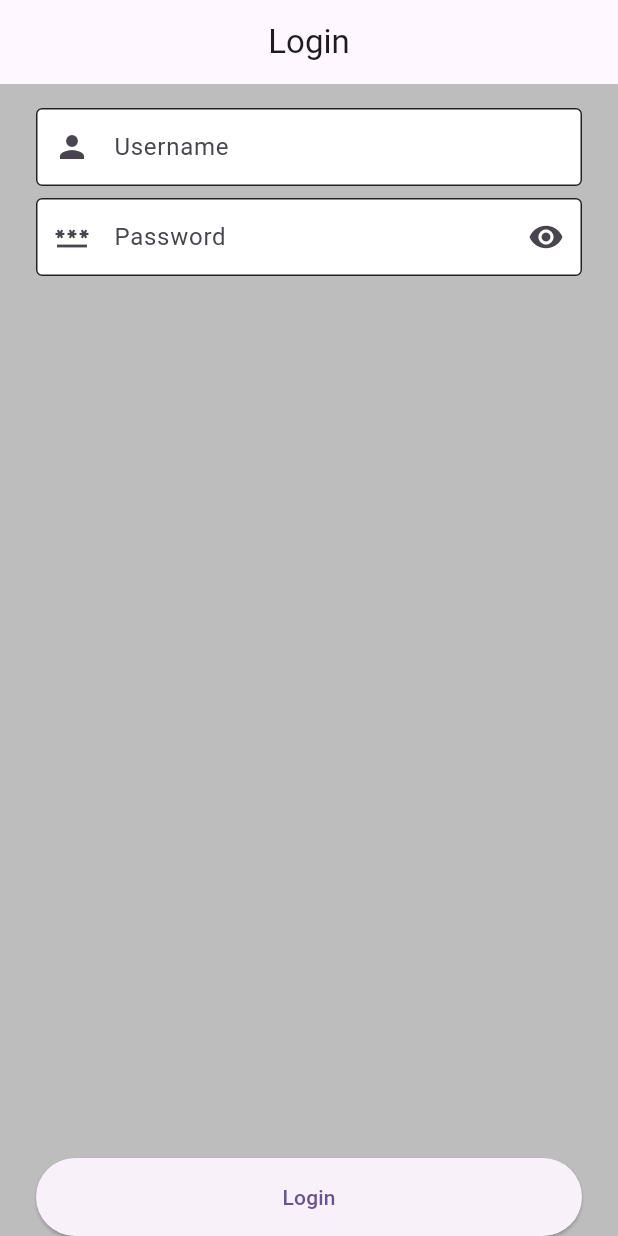
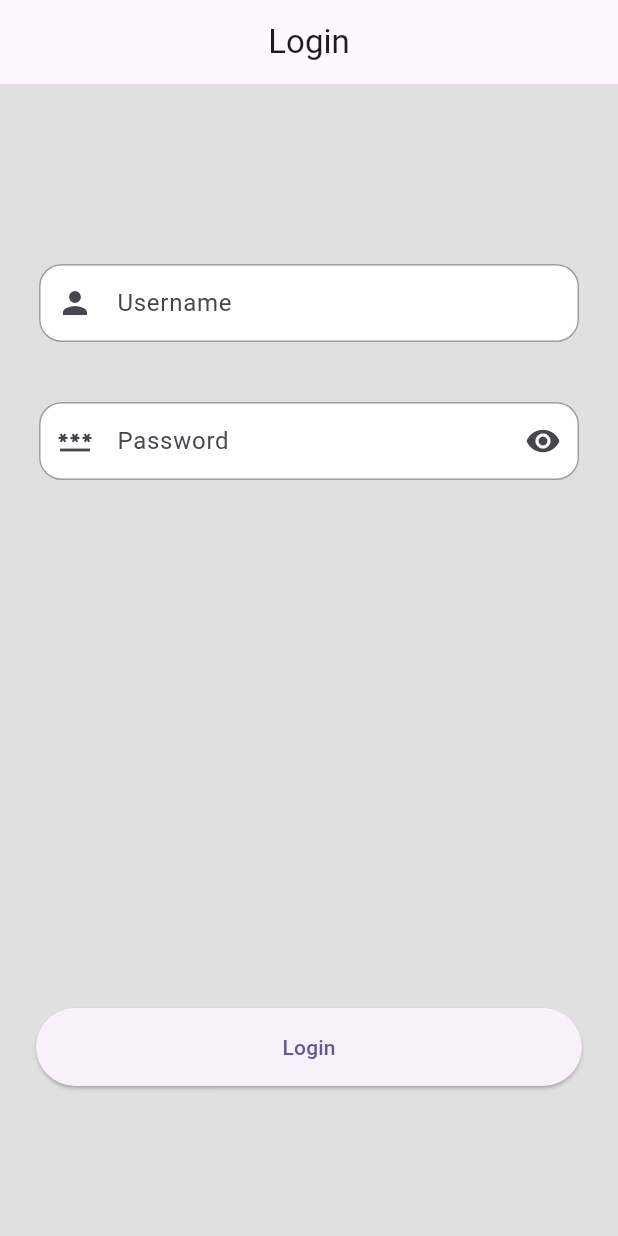
Before and after one commit to isiisiisi/MAD3-Submission-1--Isidro-Masong-Riconalla, a Flutter app: the screen it shows after launch, on a phone screen of 412 x 824 dp. Run offline on Flutter 3.47's test engine with Material 3 defaults, Android fonts, the phone set to English and light mode, and no system bars; our stand-ins replace flutter_secure_storage, flutter_spinkit, form_field_validator, get_it, go_router.

Commit message:
updated login ui

```diff
--- a/lib/src/screens/auth/login.screen.dart
+++ b/lib/src/screens/auth/login.screen.dart
@@ -42,7 +42,7 @@ class _LoginScreenState extends State<LoginScreen> {
   @override
   Widget build(BuildContext context) {
     return Scaffold(
-      backgroundColor: Colors.grey[400],
+      backgroundColor: Colors.grey[300],
       appBar: AppBar(
         centerTitle: true,
         automaticallyImplyLeading: false,
@@ -50,7 +50,7 @@ class _LoginScreenState extends State<LoginScreen> {
       ),
       bottomNavigationBar: SafeArea(
         child: Container(
-          margin: const EdgeInsets.symmetric(horizontal: 24),
+          margin: const EdgeInsets.symmetric(horizontal: 24, vertical: 100),
           height: 52,
           child: ElevatedButton(
             onPressed: () {
@@ -62,7 +62,7 @@ class _LoginScreenState extends State<LoginScreen> {
       ),
       body: SafeArea(
         child: Container(
-          padding: const EdgeInsets.symmetric(horizontal: 24, vertical: 16),
+          padding: const EdgeInsets.symmetric(horizontal: 26, vertical: 120),
           child: Form(
             key: formKey,
             child: Column(
@@ -90,7 +90,7 @@ class _LoginScreenState extends State<LoginScreen> {
                   ),
                 ),
                 const SizedBox(
-                  height: 8,
+                  height: 40,
                 ),
                 Flexible(
                   child: TextFormField(
@@ -123,7 +123,7 @@ class _LoginScreenState extends State<LoginScreen> {
                       MaxLengthValidator(128,
                           errorText: "Password cannot exceed 72 characters"),
                       PatternValidator(
-                          r"^(?=.*[a-z])(?=.*[A-Z])(?=.*\d)(?=.*[!@#$%^&*()_+?\-=[\]{};':,.<>]).*$",
+                          r"^(?=.*[a-z])(?=.*[A-Z])(?=.*\d)(?=.*[@#$%^&*()_+?\-=[\]{};':,.<>]).*$",
                           errorText:
                               'Password must contain at least one symbol, one uppercase letter, one lowercase letter, and one number.')
                     ]).call,
@@ -145,37 +145,25 @@ class _LoginScreenState extends State<LoginScreen> {
     }
   }
 
-  final OutlineInputBorder _baseBorder = const OutlineInputBorder(
-    borderSide: BorderSide(color: Colors.grey),
-    borderRadius: BorderRadius.all(Radius.circular(4)),
+  final OutlineInputBorder _baseBorder = OutlineInputBorder(
+    borderSide: const BorderSide(color: Colors.grey),
+    borderRadius: BorderRadius.circular(15),
   );
 
   InputDecoration get decoration => InputDecoration(
-      // prefixIconColor: AppColors.primary.shade700,
-      contentPadding: const EdgeInsets.symmetric(horizontal: 14, vertical: 14),
+        contentPadding:
+            const EdgeInsets.symmetric(horizontal: 14, vertical: 14),
         filled: true,
         fillColor: Colors.white,
         errorMaxLines: 3,
         disabledBorder: _baseBorder,
-      enabledBorder: _baseBorder.copyWith(
-        borderSide: const BorderSide(color: Colors.black87, width: 1),
-      ),
+        enabledBorder: _baseBorder, // Corrected line
         focusedBorder: _baseBorder.copyWith(
           borderSide: const BorderSide(color: Colors.blueAccent, width: 1),
         ),
         errorBorder: _baseBorder.copyWith(
-        borderSide: const BorderSide(color: Colors.deepOrangeAccent, width: 1),
-      )
-      // errorStyle:
-      // AppTypography.body.b5.copyWith(color: AppColors.highlight.shade900),
-      // focusedErrorBorder: _baseBorder.copyWith(
-      // borderSide: BorderSide(color: AppColors.highlight.shade900, width: 1),
-      // ),
-      // labelStyle: AppTypography.subheading.s1
-      //     .copyWith(color: AppColors.secondary.shade2),
-      // floatingLabelStyle: AppTypography.heading.h5
-      //     .copyWith(color: AppColors.primary.shade400, fontSize: 18),
-      // hintStyle: AppTypography.subheading.s1
-      //     .copyWith(color: AppColors.secondary.shade2),
+          borderSide:
+              const BorderSide(color: Colors.deepOrangeAccent, width: 1),
+        ),
       );
 }
--- a/lib/src/screens/home/wrapper.dart
+++ b/lib/src/screens/home/wrapper.dart
@@ -1,5 +1,5 @@
 import 'package:flutter/material.dart';
-import 'package:go_router/go_router.dart';
+// import 'package:go_router/go_router.dart';
 import 'package:state_change_demo/src/screens/home/home.screen.dart';
 
 import '../../routing/router.dart';
```
Lines whose indentation alone changed are shown as unchanged.
